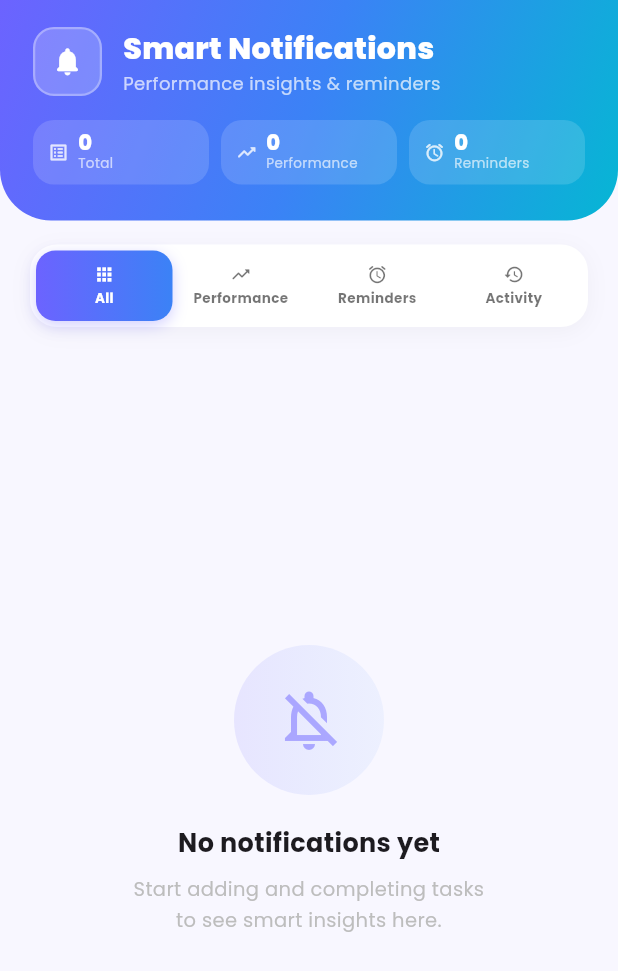
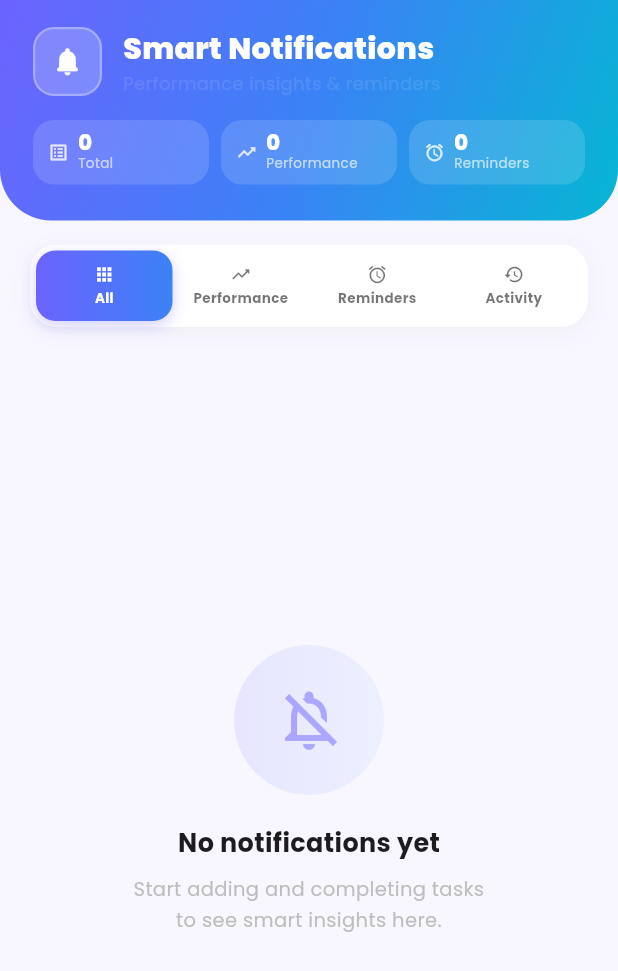
Before and after one commit to Yzieeeeeeee/Todo-App--Herody, a Flutter app: the NotificationsScreen screen opened directly, on a phone screen of 412 x 824 dp. Shown: the top 971 px of the screen. Run offline on Flutter 3.47's test engine with Material 3 defaults, Android fonts, the phone set to English and light mode, and no system bars; our stand-ins replace cloud_firestore, firebase_auth, firebase_core, go_router, google_fonts, google_sign_in and 2 more; accounts and stored records are empty; network calls fail.

Commit message:
fix: final UI refinements for notifications and theme consistency

```diff
--- a/lib/features/notifications/presentation/notification_screen.dart
+++ b/lib/features/notifications/presentation/notification_screen.dart
@@ -188,10 +188,10 @@ class _NotificationsScreenState extends State<NotificationsScreen>
                 width: 46,
                 height: 46,
                 decoration: BoxDecoration(
-                  color: Colors.white.withOpacity(0.2),
+                  color: Colors.white.withValues(alpha: 0.2),
                   borderRadius: BorderRadius.circular(14),
                   border: Border.all(
-                    color: Colors.white.withOpacity(0.3),
+                    color: Colors.white.withValues(alpha: 0.3),
                     width: 1.5,
                   ),
                 ),
@@ -218,7 +218,7 @@ class _NotificationsScreenState extends State<NotificationsScreen>
                       'Performance insights & reminders',
                       style: GoogleFonts.poppins(
                         fontSize: 12,
-                        color: Colors.white.withOpacity(0.7),
+                        color: Colors.white.withValues(alpha: 0.1),
                       ),
                     ),
                   ],
@@ -239,7 +239,7 @@ class _NotificationsScreenState extends State<NotificationsScreen>
                       color: Colors.white.withOpacity(0.18),
                       borderRadius: BorderRadius.circular(20),
                       border: Border.all(
-                        color: Colors.white.withOpacity(0.3),
+                        color: Colors.white.withValues(alpha: 0.3),
                         width: 1,
                       ),
                     ),
@@ -284,7 +284,7 @@ class _NotificationsScreenState extends State<NotificationsScreen>
     child: Container(
       padding: const EdgeInsets.symmetric(vertical: 8, horizontal: 10),
       decoration: BoxDecoration(
-        color: Colors.white.withOpacity(0.14),
+        color: Colors.white.withValues(alpha: 0.14),
         borderRadius: BorderRadius.circular(14),
       ),
       child: Row(
@@ -636,7 +636,7 @@ class _NotificationsScreenState extends State<NotificationsScreen>
               width: 60,
               height: 60,
               decoration: BoxDecoration(
-                color: Colors.orange.shade50,
+                color: Colors.orange.withValues(alpha: 0.15),
                 shape: BoxShape.circle,
               ),
               child: Icon(
@@ -683,7 +683,7 @@ class _NotificationsScreenState extends State<NotificationsScreen>
                     child: Text(
                       'Cancel',
                       style: GoogleFonts.poppins(
-                        color: Colors.grey.shade500,
+                        color: Theme.of(context).hintColor,
                         fontWeight: FontWeight.w600,
                       ),
                     ),
```
